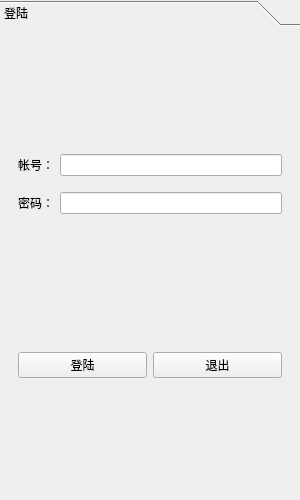
Above: chatroom/chatroom/log.ui from Ph0m1/xupt-linux-plan before the change. Below: the same form after it.
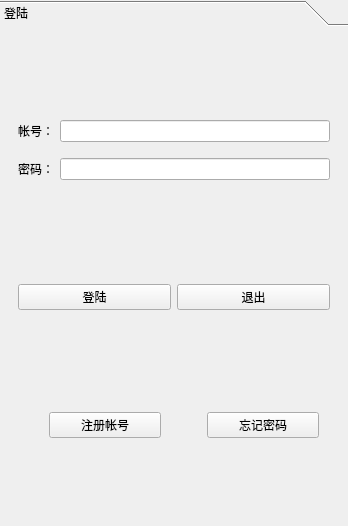
That is the form after the change.

Patch:
```diff
--- a/chatroom/chatroom/log.ui
+++ b/chatroom/chatroom/log.ui
@@ -6,8 +6,8 @@
    <rect>
     <x>0</x>
     <y>0</y>
-    <width>300</width>
-    <height>500</height>
+    <width>348</width>
+    <height>526</height>
    </rect>
   </property>
   <property name="windowTitle">
@@ -42,8 +42,8 @@
        <rect>
         <x>0</x>
         <y>0</y>
-        <width>300</width>
-        <height>465</height>
+        <width>348</width>
+        <height>491</height>
        </rect>
       </property>
       <attribute name="label">
@@ -124,6 +124,89 @@
          </layout>
         </widget>
        </item>
+       <item>
+        <widget class="QWidget" name="widget_3" native="true">
+         <property name="sizePolicy">
+          <sizepolicy hsizetype="Preferred" vsizetype="Fixed">
+           <horstretch>0</horstretch>
+           <verstretch>0</verstretch>
+          </sizepolicy>
+         </property>
+         <property name="maximumSize">
+          <size>
+           <width>16777215</width>
+           <height>64</height>
+          </size>
+         </property>
+         <layout class="QHBoxLayout" name="horizontalLayout_2">
+          <property name="leftMargin">
+           <number>0</number>
+          </property>
+          <property name="topMargin">
+           <number>0</number>
+          </property>
+          <property name="rightMargin">
+           <number>0</number>
+          </property>
+          <property name="bottomMargin">
+           <number>0</number>
+          </property>
+          <item>
+           <spacer name="horizontalSpacer">
+            <property name="orientation">
+             <enum>Qt::Orientation::Vertical</enum>
+            </property>
+            <property name="sizeHint" stdset="0">
+             <size>
+              <width>40</width>
+              <height>20</height>
+             </size>
+            </property>
+           </spacer>
+          </item>
+          <item>
+           <widget class="QPushButton" name="resButton">
+            <property name="text">
+             <string>注册帐号</string>
+            </property>
+           </widget>
+          </item>
+          <item>
+           <spacer name="horizontalSpacer_2">
+            <property name="orientation">
+             <enum>Qt::Orientation::Vertical</enum>
+            </property>
+            <property name="sizeHint" stdset="0">
+             <size>
+              <width>40</width>
+              <height>20</height>
+             </size>
+            </property>
+           </spacer>
+          </item>
+          <item>
+           <widget class="QPushButton" name="foundButton">
+            <property name="text">
+             <string>忘记密码</string>
+            </property>
+           </widget>
+          </item>
+          <item>
+           <spacer name="verticalSpacer">
+            <property name="orientation">
+             <enum>Qt::Orientation::Vertical</enum>
+            </property>
+            <property name="sizeHint" stdset="0">
+             <size>
+              <width>20</width>
+              <height>40</height>
+             </size>
+            </property>
+           </spacer>
+          </item>
+         </layout>
+        </widget>
+       </item>
       </layout>
      </widget>
     </widget>
```
Left out of the diff: 2 changed lines with no effect on the pictures.
